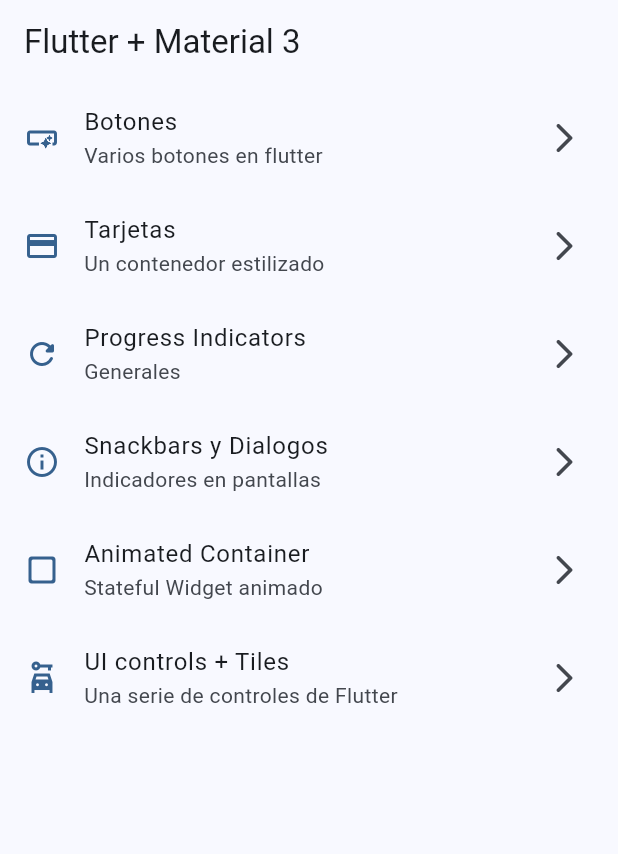
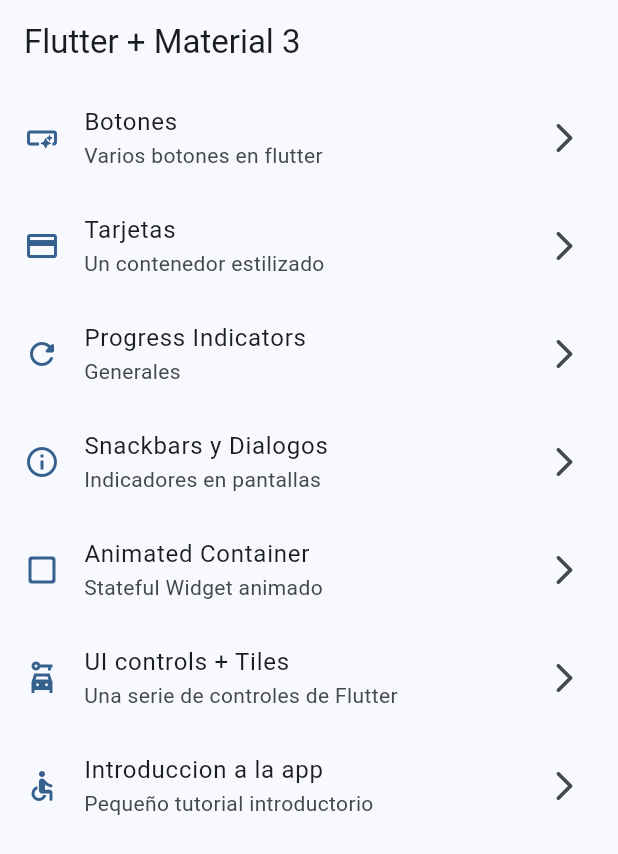
Before and after one commit to Mrangel793/widgets_app, a Flutter app: the screen it shows after launch, on a phone screen of 412 x 824 dp. Shown: the top 854 px of the screen. Run offline on Flutter 3.47's test engine with Material 3 defaults, Android fonts, the phone set to English and light mode, and no system bars; our stand-ins replace go_router.

```diff
--- a/lib/config/menu_items/menu_items.dart
+++ b/lib/config/menu_items/menu_items.dart
@@ -60,4 +60,11 @@ const appMenuItems = <MenuItem>[
       link: '/ui-controls',
       icon: Icons.car_rental_sharp
       ),
+
+       MenuItem(
+      title: 'Introduccion a la app',
+      subtitle: 'Pequeño tutorial introductorio',
+      link: '/tutorial',
+      icon: Icons.accessible_rounded
+      ),
   ];
--- a/lib/config/router/app_router.dart
+++ b/lib/config/router/app_router.dart
@@ -44,5 +44,11 @@ final appRouter = GoRouter(
       name: UiControlsScreen.name,
       builder: (context, state) => const UiControlsScreen(),
       ),
+
+      GoRoute(
+      path: '/tutorial',
+      name: AppTutorialScreen.name,
+      builder: (context, state) => const AppTutorialScreen(),
+      ),
   ]
 );
--- a/pubspec.yaml
+++ b/pubspec.yaml
@@ -51,8 +51,8 @@ flutter:
   # the material Icons class.
   uses-material-design: true
   # To add assets to your application, add an assets section, like this:
-  # assets:
-  #   - images/a_dot_burr.jpeg
+assets:
+  - assets/images/
   #   - images/a_dot_ham.jpeg
   # An image asset can refer to one or more resolution-specific "variants", see
   # https://flutter.dev/assets-and-images/#resolution-aware
```
Also changed, not shown: lib/assets/Images/1.png (added), lib/assets/Images/2.png (added), lib/assets/Images/3.png (added), lib/assets/Images/jar-loading.gif (added), pubspec.lock.
